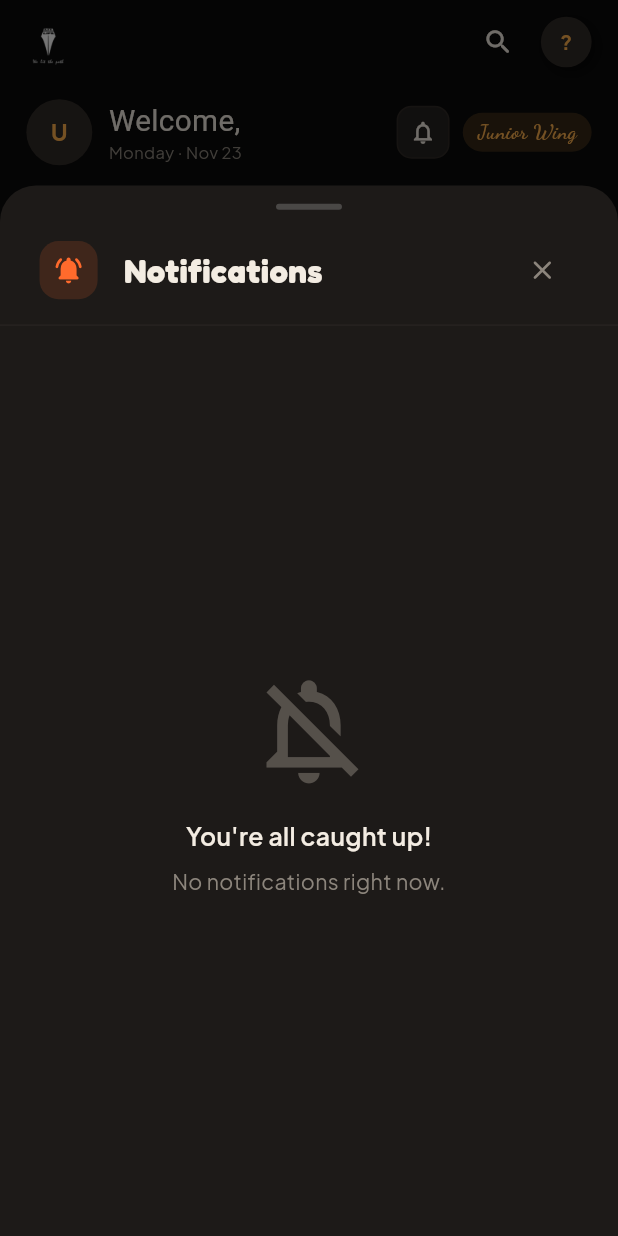
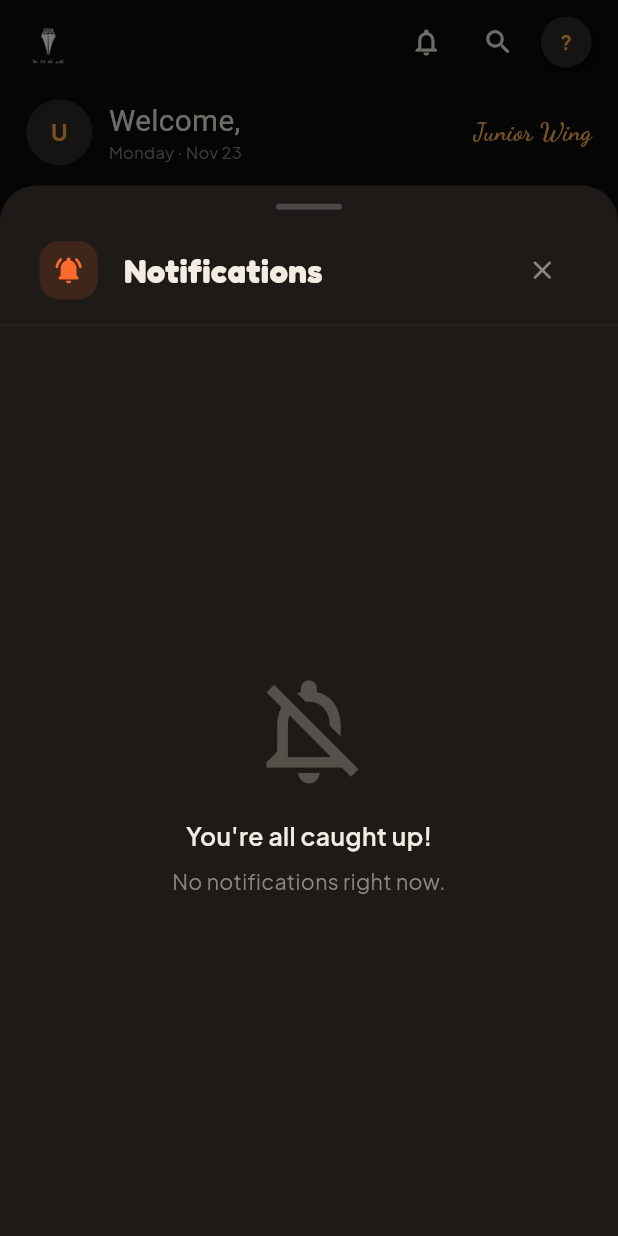
Before and after one commit to chethann04/LITOPS, a Flutter app: the screen it shows once a user with an empty profile is signed in, after a tap on the "notifications" icon, on a phone screen of 412 x 824 dp. Run offline on Flutter 3.47's test engine with Material 3 defaults, Android fonts, the phone set to English and light mode, and no system bars; our stand-ins replace connectivity_plus, csv, file_picker, firebase_core, firebase_messaging, fl_chart and 14 more; missing offline and left inert: excel, mobile_scanner; accounts and stored records are empty; network calls fail; Roboto replaces fonts that are missing (Satisfy).

Commit message:
Move notification button next to search button in app bar and remove background pill for role label in header

```diff
--- a/litops/lib/features/dashboard/screens/dashboard_screen.dart
+++ b/litops/lib/features/dashboard/screens/dashboard_screen.dart
@@ -196,6 +196,22 @@ class DashboardScreen extends ConsumerWidget {
         ),
         actions: [
           IconButton(
+            icon: Icon(Icons.notifications_outlined, color: LitColors.bone, size: context.r.icon(20)),
+            onPressed: () {
+              final userId = SupabaseConfig.client.auth.currentUser?.id;
+              if (userId != null) {
+                showModalBottomSheet(
+                  context: context,
+                  useRootNavigator: true,
+                  isScrollControlled: true,
+                  backgroundColor: Colors.transparent,
+                  builder: (ctx) => NotificationsSheet(userId: userId),
+                );
+              }
+            },
+            tooltip: 'Notifications',
+          ),
+          IconButton(
             icon: Icon(Icons.search_rounded, color: LitColors.bone, size: context.r.icon(20)),
             onPressed: () => context.push('/search'),
             tooltip: 'Global Search',
@@ -331,6 +347,22 @@ class DashboardScreen extends ConsumerWidget {
           fit: BoxFit.contain,
         ),
         actions: [
+          IconButton(
+            icon: Icon(Icons.notifications_outlined, color: LitColors.bone, size: r.icon(20)),
+            onPressed: () {
+              final userId = SupabaseConfig.client.auth.currentUser?.id;
+              if (userId != null) {
+                showModalBottomSheet(
+                  context: context,
+                  useRootNavigator: true,
+                  isScrollControlled: true,
+                  backgroundColor: Colors.transparent,
+                  builder: (ctx) => NotificationsSheet(userId: userId),
+                );
+              }
+            },
+            tooltip: 'Notifications',
+          ),
           IconButton(
             icon: Icon(Icons.search_rounded, color: LitColors.bone, size: r.icon(20)),
             onPressed: () => context.push('/search'),
@@ -799,39 +831,13 @@ class DashboardScreen extends ConsumerWidget {
             ],
           ),
         ),
-        Row(
-          mainAxisSize: MainAxisSize.min,
-          children: [
-            Material(
-              color: Colors.transparent,
-              child: InkWell(
-                onTap: () {
-                  final userId = SupabaseConfig.client.auth.currentUser?.id;
-                  if (userId != null) {
-                    showModalBottomSheet(
-                      context: context,
-                      useRootNavigator: true,
-                      isScrollControlled: true,
-                      backgroundColor: Colors.transparent,
-                      builder: (ctx) => NotificationsSheet(userId: userId),
-                    );
-                  }
-                },
-                borderRadius: BorderRadius.circular(10),
-                child: Container(
-                  padding: EdgeInsets.all(r.w(7)),
-                  margin: EdgeInsets.only(right: r.w(8)),
-                  decoration: BoxDecoration(
-                    color: LitColors.clay2,
-                    borderRadius: BorderRadius.circular(10),
-                    border: Border.all(color: LitColors.clay3),
-                  ),
-                  child: Icon(Icons.notifications_outlined, size: r.icon(17), color: LitColors.bone),
-                ),
-              ),
-            ),
-            StatusChip(label: profile?.role.label ?? 'Crew', isCursive: true, color: LitColors.amber),
-          ],
+        Text(
+          profile?.role.label ?? 'Crew',
+          style: GoogleFonts.dancingScript(
+            color: LitColors.amber,
+            fontSize: r.sp(15),
+            fontWeight: FontWeight.bold,
+          ),
         ),
       ],
     );
```
